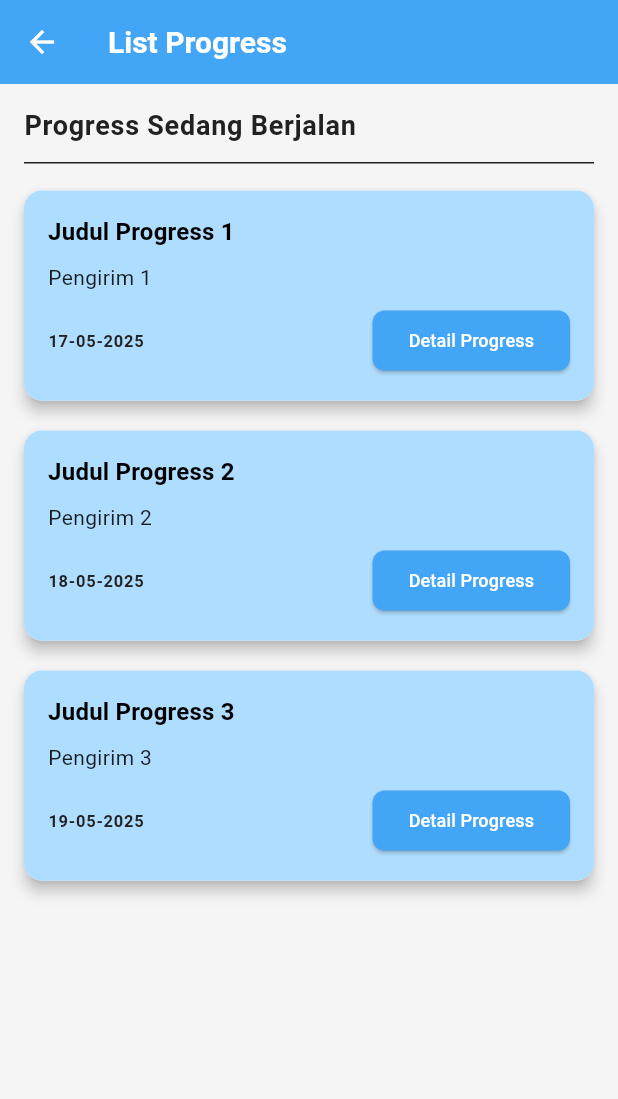
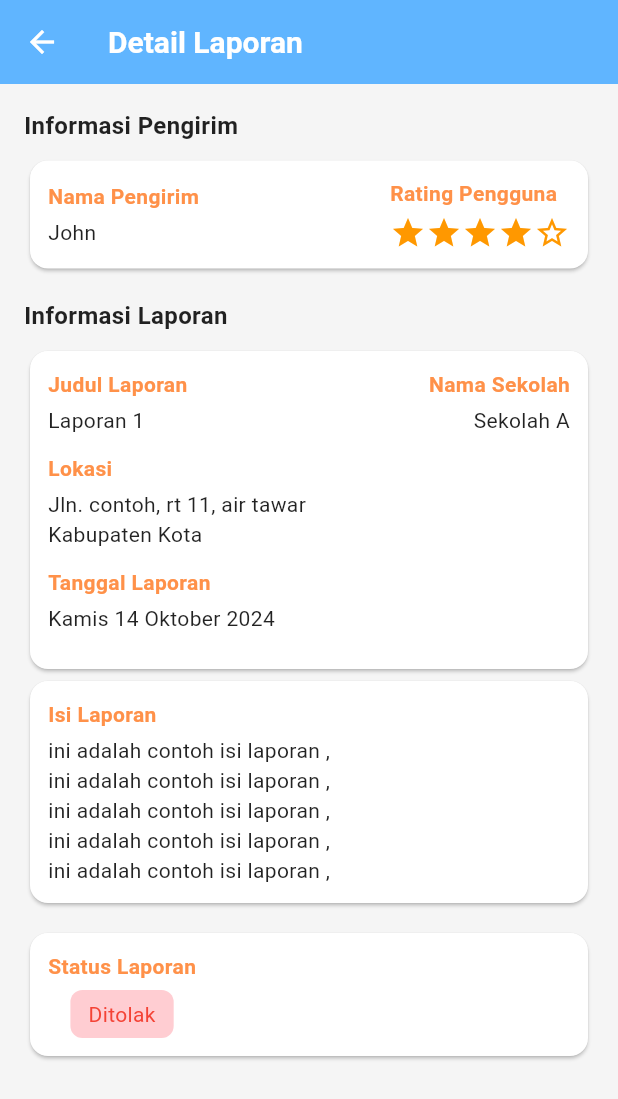
Before and after one commit to ipaddr/MPLJJ25-138-KEL-1, a Flutter app: the ListProgresPage screen opened directly, after a tap on "Detail Progress", on a phone screen of 412 x 824 dp. Shown: the top 1099 px of the screen. Run offline on Flutter 3.47's test engine with Material 3 defaults, Android fonts, the phone set to English and light mode, and no system bars; our stand-ins replace file_picker; network calls fail; Roboto replaces fonts that are missing (Poppins).

Commit message:
Menambahkan halaman detail laporan
- Menambahkan halaman detail laporan (belum sepenuhnya selesai)

```diff
--- /dev/null
+++ b/report_school/lib/component/card_view/card_laporan_detail.dart
@@ -0,0 +1,193 @@
+import 'package:flutter/material.dart';
+
+class CardDetailLaporan extends StatelessWidget {
+  const CardDetailLaporan({super.key});
+
+  @override
+  Widget build(BuildContext context) {
+    return ListView(
+      padding: const EdgeInsets.fromLTRB(16, 16, 16, 0),
+      children: [
+        const Text(
+          'Informasi Pengirim',
+          style: TextStyle(fontWeight: FontWeight.bold, fontSize: 16),
+        ),
+        const SizedBox(height: 8),
+        Card(
+          child: Padding(
+            padding: const EdgeInsets.all(12),
+            child: Row(
+              mainAxisAlignment: MainAxisAlignment.spaceBetween,
+              children: [
+                Column(
+                  crossAxisAlignment: CrossAxisAlignment.start,
+                  children: const [
+                    Text(
+                      'Nama Pengirim',
+                      style: TextStyle(
+                        fontWeight: FontWeight.bold,
+                        color: Color(0xFFFF9149),
+                      ),
+                    ),
+                    SizedBox(height: 4),
+                    Text('John'),
+                  ],
+                ),
+                Column(
+                  crossAxisAlignment: CrossAxisAlignment.start,
+                  children: const [
+                    Text(
+                      'Rating Pengguna',
+                      style: TextStyle(
+                        fontWeight: FontWeight.bold,
+                        color: Color(0xFFFF9149),
+                      ),
+                    ),
+                    SizedBox(height: 4),
+                    Row(
+                      children: [
+                        Icon(Icons.star, color: Colors.orange),
+                        Icon(Icons.star, color: Colors.orange),
+                        Icon(Icons.star, color: Colors.orange),
+                        Icon(Icons.star, color: Colors.orange),
+                        Icon(Icons.star_border, color: Colors.orange),
+                      ],
+                    ),
+                  ],
+                ),
+              ],
+            ),
+          ),
+        ),
+
+        const SizedBox(height: 16),
+        const Text(
+          'Informasi Laporan',
+          style: TextStyle(fontWeight: FontWeight.bold, fontSize: 16),
+        ),
+        const SizedBox(height: 8),
+        Card(
+          child: Padding(
+            padding: const EdgeInsets.all(12),
+            child: Column(
+              crossAxisAlignment: CrossAxisAlignment.start,
+              children: [
+                const Row(
+                  mainAxisAlignment: MainAxisAlignment.spaceBetween,
+                  children: [
+                    Text(
+                      'Judul Laporan',
+                       style: TextStyle(
+                        fontWeight: FontWeight.bold,
+                        color: Color(0xFFFF9149),
+                      ),
+                    ),
+                    Text(
+                      'Nama Sekolah',
+                       style: TextStyle(
+                        fontWeight: FontWeight.bold,
+                        color: Color(0xFFFF9149),
+                      ),
+                    ),
+                  ],
+                ),
+                const SizedBox(height: 4),
+                const Row(
+                  mainAxisAlignment: MainAxisAlignment.spaceBetween,
+                  children: [
+                    Text('Laporan 1'),
+                    Text('Sekolah A'),
+                  ],
+                ),
+                const SizedBox(height: 12),
+                const Text(
+                  'Lokasi',
+                  style: TextStyle(
+                    fontWeight: FontWeight.bold,
+                    color: Color(0xFFFF9149),
+                  ),
+                ),
+                const SizedBox(height: 4),
+                const Text('Jln. contoh, rt 11, air tawar\nKabupaten Kota'),
+                const SizedBox(height: 12),
+                const Text(
+                  'Tanggal Laporan',
+                   style: TextStyle(
+                    fontWeight: FontWeight.bold,
+                    color: Color(0xFFFF9149),
+                  ),
+                ),
+                const SizedBox(height: 4),
+                const Text('Kamis 14 Oktober 2024'),
+                const SizedBox(height: 12),
+
+              ],
+            ),
+          ),
+        ),
+
+        Card(
+          child: Padding(
+            padding: const EdgeInsets.all(12),
+            child: Column(
+              crossAxisAlignment: CrossAxisAlignment.start,
+              children: [
+                const Text(
+                    'Isi Laporan',
+                     style: TextStyle(
+                        fontWeight: FontWeight.bold,
+                        color: Color(0xFFFF9149),
+                      ),
+                  ),
+                  const SizedBox(height: 4),
+                  const Text(
+                    'ini adalah contoh isi laporan ,\n'
+                    'ini adalah contoh isi laporan ,\n'
+                    'ini adalah contoh isi laporan ,\n'
+                    'ini adalah contoh isi laporan ,\n'
+                    'ini adalah contoh isi laporan ,',
+                  ),
+                ],
+              ),
+            ),
+          ),
+        const SizedBox(height: 12),
+
+        Card(
+          child: Padding(
+            padding: const EdgeInsets.all(12),
+            child: Column(
+              crossAxisAlignment: CrossAxisAlignment.start,
+              children: [
+                Column(
+                  children: [
+                    const Text(
+                    'Status Laporan',
+                        style: TextStyle(
+                          fontWeight: FontWeight.bold,
+                          color: Color(0xFFFF9149),
+                        ),
+                      ),
+                    const SizedBox(height: 6),
+                    Container(
+                      padding:
+                          const EdgeInsets.symmetric(horizontal: 12, vertical: 6),
+                      decoration: BoxDecoration(
+                        color: Colors.red[100],
+                        borderRadius: BorderRadius.circular(8),
+                      ),
+                      child: const Text(
+                        'Ditolak',
+                        style: TextStyle(color: Colors.red),
+                      ),
+                    ),
+                  ],
+                ),
+              ],
+            ),
+          ),
+        ),
+      ],
+    );
+  }
+}
--- a/report_school/lib/component/card_view/card_laporan_home.dart
+++ b/report_school/lib/component/card_view/card_laporan_home.dart
@@ -4,6 +4,7 @@ import '../../models/laporan.dart';
 import 'package:provider/provider.dart';
 import '../../providers/home_provider.dart';
 import '../../theme/app_theme.dart';
+import '../../pages/detail_laporan_page.dart';
 
 class CardLaporan extends StatelessWidget {
   final Laporan laporan;
@@ -66,7 +67,9 @@ class CardLaporan extends StatelessWidget {
                     ),
                   ),
                   onPressed: () {
-                    // TODO: Navigasi ke halaman detail
+                    Navigator.push(context, MaterialPageRoute(
+                      builder: (context) => const DetailLaporanPage(),
+                    ));
                   },
                   child: const Text(
                     'Detail Laporan',
--- a/report_school/lib/component/card_view/card_progres.dart
+++ b/report_school/lib/component/card_view/card_progres.dart
@@ -1,7 +1,8 @@
 import 'package:flutter/material.dart';
 import 'package:intl/intl.dart';
 import '../../theme/app_theme.dart';
-import '../../models/progres.dart'; // Pastikan ini path yang benar ke file model Pengumuman
+import '../../models/progres.dart';
+import '../../pages/detail_laporan_page.dart';
 
 class CardProgress extends StatelessWidget {
 
@@ -60,7 +61,9 @@ class CardProgress extends StatelessWidget {
                     ),
                   ),
                   onPressed: () {
-                    // TODO: Navigasi ke halaman detail progress
+                    Navigator.push(context, MaterialPageRoute(
+                      builder: (context) => const DetailLaporanPage(),
+                    ));
                   },
                   child: const Text(
                     'Detail Progress',
--- a/report_school/lib/component/form/form_register.dart
+++ b/report_school/lib/component/form/form_register.dart
@@ -108,6 +108,7 @@ class _FormRegisterState extends State<FormRegister> {
               obscureText: _obscurePassword,
               decoration: InputDecoration(
                 hintText: '••••••••••',
+                // ignore: deprecated_member_use
                 hintStyle: TextStyle(color: Colors.black.withOpacity(0.5)),
                 filled: true,
                 fillColor: widget.fieldColor,
--- /dev/null
+++ b/report_school/lib/pages/detail_laporan_page.dart
@@ -0,0 +1,16 @@
+import 'package:flutter/material.dart';
+import '../component/card_view/card_laporan_detail.dart';
+
+class DetailLaporanPage extends StatelessWidget {
+  const DetailLaporanPage({super.key});
+
+  @override
+  Widget build(BuildContext context) {
+    return Scaffold(
+      appBar: AppBar(
+        title: const Text('Detail Laporan'),
+      ),
+      body: const CardDetailLaporan(),
+    );
+  }
+}
--- a/report_school/lib/pages/home_page.dart
+++ b/report_school/lib/pages/home_page.dart
@@ -1,11 +1,12 @@
 import 'package:flutter/material.dart';
 import 'package:provider/provider.dart';
+import '../pages/form_laporan_page.dart';
+import 'package:report_school/pages/login_page.dart';
 import '../theme/app_theme.dart';
 import '../providers/home_provider.dart';
 import '../providers/pengumuman_provider.dart'; // Import PengumumanProvider
 import '../component/card_view/card_laporan_home.dart';
 import '../component/card_view/card_pengumuman.dart'; // Import CardPengumuman
-import '../pages/form_laporan_page.dart';
 
 class HomePage extends StatefulWidget {
   const HomePage({super.key});
@@ -21,47 +22,40 @@ class _HomePageState extends State<HomePage> {
     final provider = Provider.of<HomeProvider>(context, listen: false);
     provider.addDummyData(); // sekali saja isi data
 
-    final pengumumanProvider = Provider.of<PengumumanProvider>(
-      context,
-      listen: false,
-    );
-    pengumumanProvider
-        .addDummyPengumuman(); // Menambahkan data dummy pengumuman
+    final pengumumanProvider = Provider.of<PengumumanProvider>(context, listen: false);
+    pengumumanProvider.addDummyPengumuman();  // Menambahkan data dummy pengumuman
   }
 
   @override
 Widget build(BuildContext context) {
   final laporanList = context.watch<HomeProvider>().laporanList;
-    final pengumumanList =
-        context
-            .watch<PengumumanProvider>()
-            .pengumumanList; // Assuming you have pengumuman in provider
+  final pengumumanList = context.watch<PengumumanProvider>().pengumumanList;
 
   return Scaffold(
+    backgroundColor: Colors.transparent,
     appBar: AppBar(title: const Text('Beranda')),
-      body: Padding(
-        padding: const EdgeInsets.fromLTRB(16.0, 16.0, 16.0, 0),
+    body: Stack(
+
+      children: [
+        Padding(
+          padding: const EdgeInsets.fromLTRB(16, 16, 16, 0),
           child: ListView(
             children: [
-            // Pengumuman Section
+              // --- Pengumuman Section ---
               Text(
-              'Pengumuman', // Judul Pengumuman
+                'Pengumuman',
                 style: Theme.of(context).textTheme.labelMedium?.copyWith(
                       fontWeight: FontWeight.bold,
-                color:
-                    Theme.of(context)
-                        .colorScheme
-                        .onSurface, // Menggunakan warna primer dari tema
+                      color: Theme.of(context).colorScheme.onSurface,
                     ),
               ),
               const SizedBox(height: 4),
               Container(
-              height: 1, // Ketebalan garis bawah
+                height: 1,
                 color: Theme.of(context).colorScheme.onSurface,
                 margin: const EdgeInsets.symmetric(vertical: 8),
               ),
 
-            // Card Pengumuman
               ListView.builder(
                 shrinkWrap: true,
                 physics: const NeverScrollableScrollPhysics(),
@@ -73,53 +67,53 @@ class _HomePageState extends State<HomePage> {
 
               const SizedBox(height: 30),
 
-            // Laporan Terbaru Section
+              // --- Laporan Terbaru Section ---
               Text(
-              'Laporan Terbaru', // Judul Laporan Terbaru
+                'Laporan Terbaru',
                 style: Theme.of(context).textTheme.labelMedium?.copyWith(
                       fontWeight: FontWeight.bold,
-                color:
-                    Theme.of(context)
-                        .colorScheme
-                        .onSurface, // Menggunakan warna primer dari tema
+                      color: Theme.of(context).colorScheme.onSurface,
                     ),
               ),
               const SizedBox(height: 4),
               Container(
-              height: 1, // Ketebalan garis bawah
+                height: 1,
                 color: Theme.of(context).colorScheme.onSurface,
                 margin: const EdgeInsets.symmetric(vertical: 8),
               ),
 
-            // Daftar Laporan
-            Expanded(
-              child: ListView.builder(
-                shrinkWrap:
-                    true, // Menghindari masalah dengan penggunaan Expanded di dalam ListView
+              ListView.builder(
+                shrinkWrap: true,
+                physics: const NeverScrollableScrollPhysics(),
                 itemCount: laporanList.length,
                 itemBuilder: (context, index) {
                   return CardLaporan(laporan: laporanList[index]);
                 },
               ),
-            ),
             ],
           ),
         ),
-      floatingActionButton: FloatingActionButton(
+
+        // --- Floating Buttons ---
+        Positioned(
+          bottom: 16,
+          right: 0,
+          child: FloatingActionButton(
+            heroTag: "fabTambah",
             onPressed: () {
-          // Aksi ketika tombol ditekan
-          Navigator.push(
-            context,
-            MaterialPageRoute(builder: (context) => const FormLaporanPage()),
-          );
+              Navigator.push(context, MaterialPageRoute(
+                builder: (context) => const FormLaporanPage(),
+              ));
             },
-        backgroundColor: AppTheme.greenCard_185, // Warna background tombol
+            backgroundColor: AppTheme.greenCard_185,
             tooltip: "Tambah Laporan",
-        child: Icon(
-          Icons.add,
-          color: AppTheme.white, // Warna ikon
+            child: Icon(Icons.add, color: AppTheme.white),
           ),
+        ),
+        // Button untuk analisis laporan (segera dibuat)
+      ],
     ),
   );
 }
+
 }
--- a/report_school/pubspec.yaml
+++ b/report_school/pubspec.yaml
@@ -35,6 +35,7 @@ dependencies:
   # Use with the CupertinoIcons class for iOS style icons.
   cupertino_icons: ^1.0.8
   provider: ^6.1.5
+  file_picker: ^6.1.1
   intl: ^0.20.2
 
 dev_dependencies:
@@ -47,7 +48,7 @@ dev_dependencies:
   # package. See that file for information about deactivating specific lint
   # rules and activating additional ones.
   flutter_lints: ^5.0.0
-  file_picker: ^6.1.1
+
 
 # For information on the generic Dart part of this file, see the
 # following page: https://dart.dev/tools/pub/pubspec
```
Also changed, not shown: report_school/pubspec.lock. Lines whose indentation alone changed are shown as unchanged.
